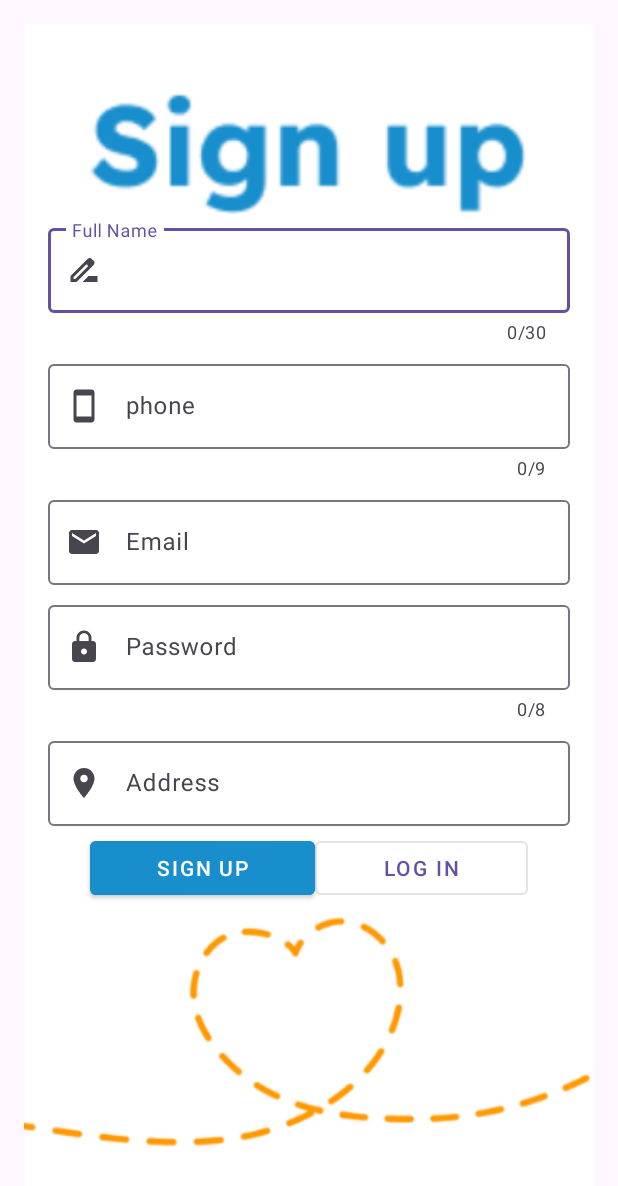
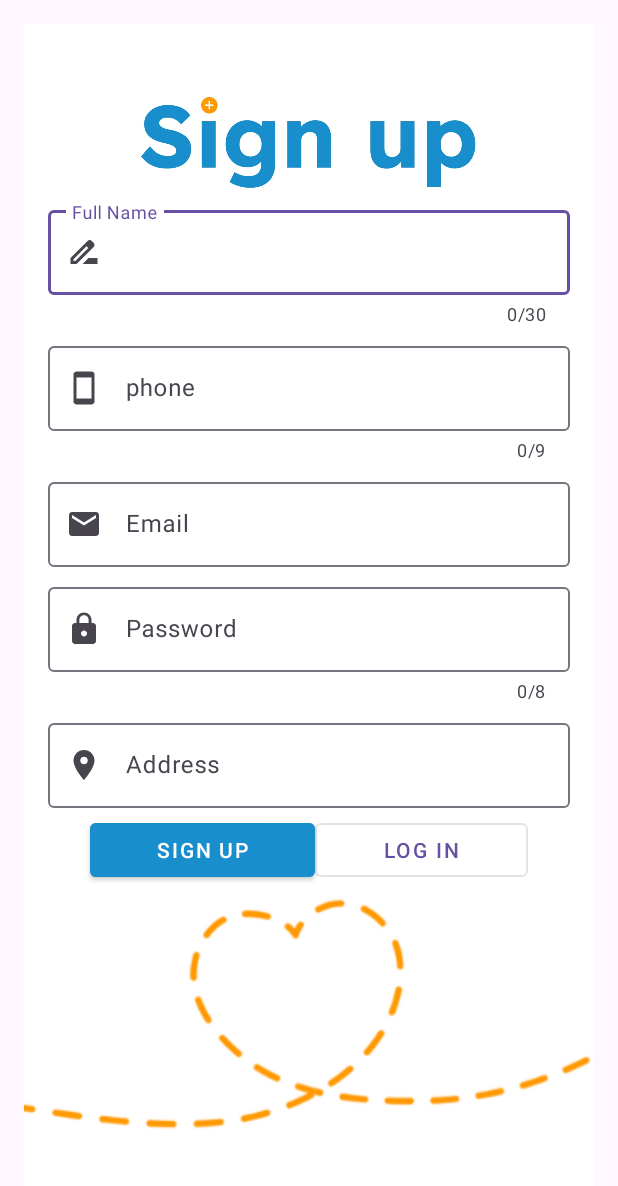
Before and after one commit to HananHijaze/MediMap, an Android app: the SignIn screen opened directly, with no data from a screen before it, on a phone screen of 412 x 824 dp. Shown: the top 1186 px of the screen. Run offline under Robolectric (Android 15) with nearby library versions, the phone set to English and light mode, and no system bars.

Commit message:
i dont know

```diff
--- a/app/src/main/res/layout/activity_sign_in.xml
+++ b/app/src/main/res/layout/activity_sign_in.xml
@@ -12,8 +12,8 @@
 
     <ImageView
         android:id="@+id/sign_upimage"
-        android:layout_width="342dp"
-        android:layout_height="94dp"
+        android:layout_width="300dp"
+        android:layout_height="70dp"
         app:layout_constraintBottom_toBottomOf="parent"
         app:layout_constraintEnd_toEndOf="parent"
         app:layout_constraintStart_toStartOf="parent"
```
Also changed, not shown: app/src/main/res/drawable/signup.jpg (added), app/src/main/res/drawable/signup.png (deleted).
